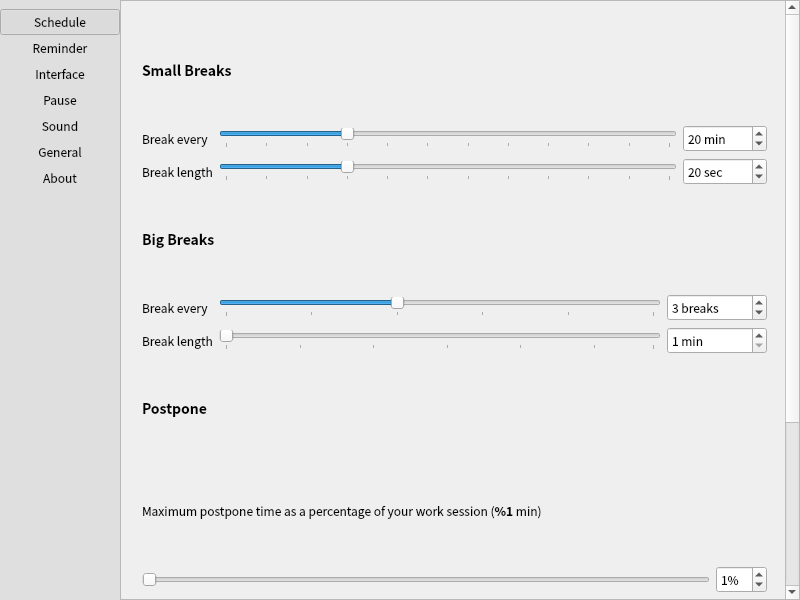
First picture: the form in src/app/pref-window.ui, repository AllanChain/sane-break, before the edit.
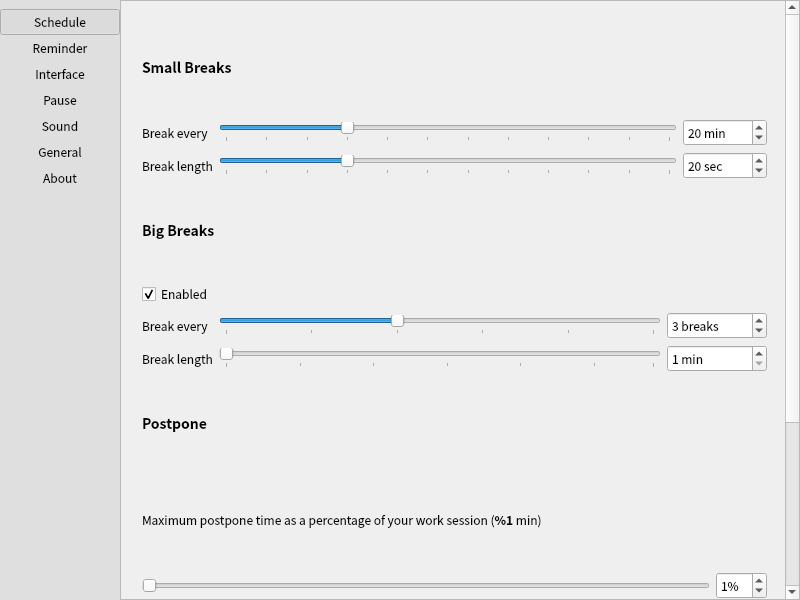
Second picture: the form after the edit. Icons and pictures are not drawn. Custom widgets are drawn as their Qt base class.

Commit message: allow disabling big breaks

Diff of the .ui file:
```diff
--- a/src/app/pref-window.ui
+++ b/src/app/pref-window.ui
@@ -248,9 +248,9 @@
        <property name="geometry">
         <rect>
          <x>0</x>
-         <y>-349</y>
-         <width>659</width>
-         <height>975</height>
+         <y>0</y>
+         <width>661</width>
+         <height>851</height>
         </rect>
        </property>
        <layout class="QVBoxLayout" name="verticalLayout_8">
@@ -390,6 +390,16 @@
               </property>
              </widget>
             </item>
+            <item>
+             <widget class="QCheckBox" name="bigBreakEnabled">
+              <property name="text">
+               <string>Enabled</string>
+              </property>
+              <property name="checked">
+               <bool>true</bool>
+              </property>
+             </widget>
+            </item>
             <item>
              <layout class="QGridLayout" name="gridLayout_5">
               <item row="0" column="2">
```
The commit also changes 10 other files.
